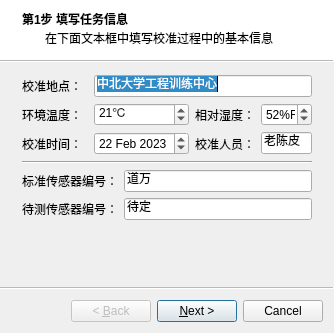
m-RNA/TemperatureSelfCorrectionBasedOnQtSerial, file wizard/wizard.ui: the form before one commit.
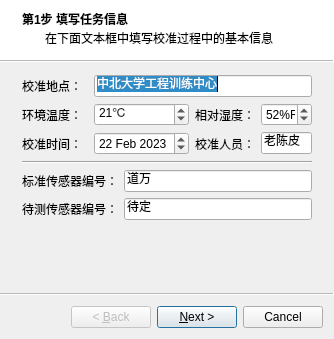
The form after the commit. Custom widgets are drawn as their Qt base class.

Commit message: 优化：可在菜单栏解锁校准面板设置；微调界面布局

What changed in the file:
```diff
--- a/wizard/wizard.ui
+++ b/wizard/wizard.ui
@@ -7,7 +7,7 @@
     <x>0</x>
     <y>0</y>
     <width>334</width>
-    <height>333</height>
+    <height>339</height>
    </rect>
   </property>
   <property name="windowTitle">
```
Left out of the diff: 254 changed lines with no effect on the pictures. The commit also changes 3 other files.
